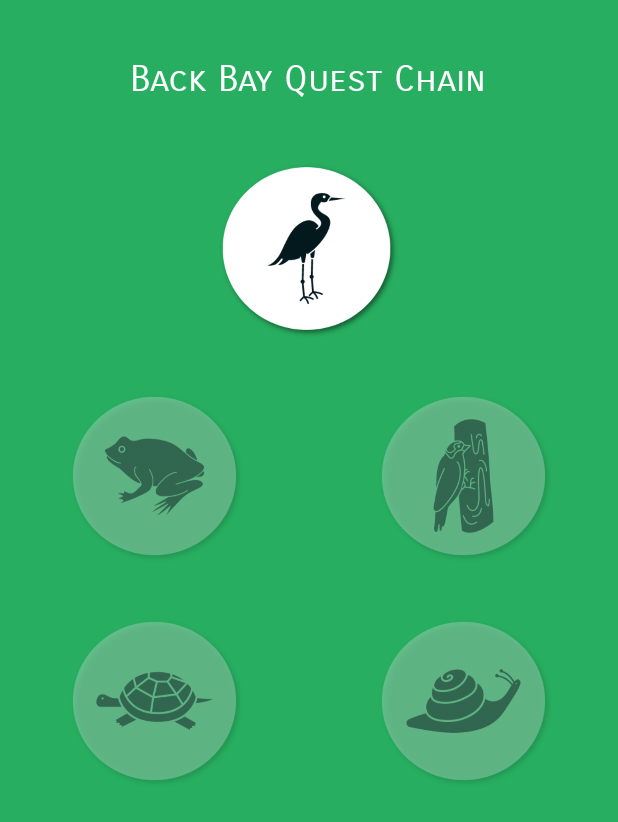
After one commit to brendanAlbert/EcoQuest, an Android app: the QuestsActivity screen opened directly, with no data from a screen before it, on a phone screen of 412 x 824 dp. The commit adds this screen. Shown: the top 822 px of the screen. Run offline under Robolectric (Android 15) with nearby library versions, the phone set to English and light mode, and no system bars.

Commit message:
added back-bay quest chain view

```diff
--- a/app/src/main/AndroidManifest.xml
+++ b/app/src/main/AndroidManifest.xml
@@ -16,6 +16,8 @@
                 <category android:name="android.intent.category.LAUNCHER"/>
             </intent-filter>
         </activity>
+        <activity android:name=".QuestsActivity">
+        </activity>
     </application>
 
 </manifest>
--- /dev/null
+++ b/app/src/main/java/edu/orangecoastcollege/cs273/ecoquest/QuestsActivity.java
@@ -0,0 +1,13 @@
+package edu.orangecoastcollege.cs273.ecoquest;
+
+import android.support.v7.app.AppCompatActivity;
+import android.os.Bundle;
+
+public class QuestsActivity extends AppCompatActivity {
+
+    @Override
+    protected void onCreate(Bundle savedInstanceState) {
+        super.onCreate(savedInstanceState);
+        setContentView(R.layout.activity_quests);
+    }
+}
--- /dev/null
+++ b/app/src/main/res/drawable/quest_background_layout.xml
@@ -0,0 +1,7 @@
+<?xml version="1.0" encoding="utf-8"?>
+<shape xmlns:android="http://schemas.android.com/apk/res/android"
+    android:shape="rectangle">
+
+    <solid
+        android:color="#27AE60"/>
+</shape>
--- /dev/null
+++ b/app/src/main/res/layout/activity_quests.xml
@@ -0,0 +1,90 @@
+<?xml version="1.0" encoding="utf-8"?>
+<RelativeLayout
+    xmlns:android="http://schemas.android.com/apk/res/android"
+    xmlns:tools="http://schemas.android.com/tools"
+    android:layout_width="match_parent"
+    android:layout_height="match_parent"
+    android:background="@drawable/quest_background_layout"
+    tools:context="edu.orangecoastcollege.cs273.ecoquest.QuestsActivity" >
+
+    <TextView
+        android:id="@+id/backBayQuestChainTextView"
+        android:layout_width="wrap_content"
+        android:layout_height="wrap_content"
+        android:layout_centerHorizontal="true"
+        android:layout_marginTop="38dp"
+        android:text="@string/back_bay_quest_chain"
+        android:gravity="center"
+        android:textSize="24sp"
+        android:fontFamily="sans-serif-smallcaps"
+        android:textColor="#fff"/>
+
+    <ScrollView
+        android:layout_width="match_parent"
+        android:paddingTop="40dp"
+        android:layout_below="@id/backBayQuestChainTextView"
+        android:layout_height="match_parent">
+
+        <LinearLayout
+            android:layout_width="match_parent"
+            android:layout_height="0dp"
+            android:orientation="vertical" >
+
+            <ImageView
+                android:id="@+id/firstTierQuestIcon"
+                android:layout_width="120dp"
+                android:layout_height="120dp"
+                android:layout_gravity="center_horizontal"
+                android:layout_weight="1"
+                android:src="@drawable/egret" />
+
+            <LinearLayout
+                android:id="@+id/secondTierQuestsLinearLayout"
+                android:layout_marginTop="30dp"
+                android:orientation="horizontal"
+                android:layout_width="match_parent"
+                android:layout_height="match_parent">
+
+                <ImageView
+                    android:id="@+id/leftChainSecondTierQuestIcon"
+                    android:layout_width="120dp"
+                    android:layout_height="120dp"
+                    android:layout_weight="1"
+                    android:src="@drawable/frog"/>
+
+                <ImageView
+                    android:id="@+id/rightChainSecondTierQuestIcon"
+                    android:layout_width="120dp"
+                    android:layout_height="120dp"
+                    android:layout_weight="1"
+                    android:src="@drawable/woodpecker"/>
+
+            </LinearLayout>
+
+            <LinearLayout
+                android:id="@+id/thirdTierQuestsLinearLayout"
+                android:layout_marginTop="30dp"
+                android:orientation="horizontal"
+                android:layout_width="match_parent"
+                android:layout_height="match_parent">
+
+                <ImageView
+                    android:id="@+id/leftChainThirdTierQuestIcon"
+                    android:layout_width="120dp"
+                    android:layout_height="120dp"
+                    android:layout_weight="1"
+                    android:src="@drawable/turtle"/>
+
+                <ImageView
+                    android:id="@+id/rightChainThirdTierQuestIcon"
+                    android:layout_width="120dp"
+                    android:layout_height="120dp"
+                    android:layout_weight="1"
+                    android:src="@drawable/snail"/>
+
+            </LinearLayout>
+
+        </LinearLayout>
+    </ScrollView>
+
+</RelativeLayout>
--- a/app/src/main/res/values/strings.xml
+++ b/app/src/main/res/values/strings.xml
@@ -1,3 +1,5 @@
 <resources>
     <string name="app_name">EcoQuest</string>
+    <string name="back_bay_quest_chain">Back Bay Quest Chain</string>
+
 </resources>
--- a/app/src/main/res/values/styles.xml
+++ b/app/src/main/res/values/styles.xml
@@ -1,11 +1,13 @@
 <resources>
 
     <!-- Base application theme. -->
-    <style name="AppTheme" parent="Theme.AppCompat.Light.DarkActionBar">
+    <style name="AppTheme" parent="Theme.AppCompat.Light.NoActionBar">
         <!-- Customize your theme here. -->
         <item name="colorPrimary">@color/colorPrimary</item>
         <item name="colorPrimaryDark">@color/colorPrimaryDark</item>
         <item name="colorAccent">@color/colorAccent</item>
+
+        <item name="back_bay_green_background">#27AE60</item>
     </style>
 
 </resources>
```
Also changed, not shown: app/src/main/res/drawable/egret.png (added), app/src/main/res/drawable/frog.png (added), app/src/main/res/drawable/snail.png (added), app/src/main/res/drawable/turtle.png (added), app/src/main/res/drawable/woodpecker.png (added).
